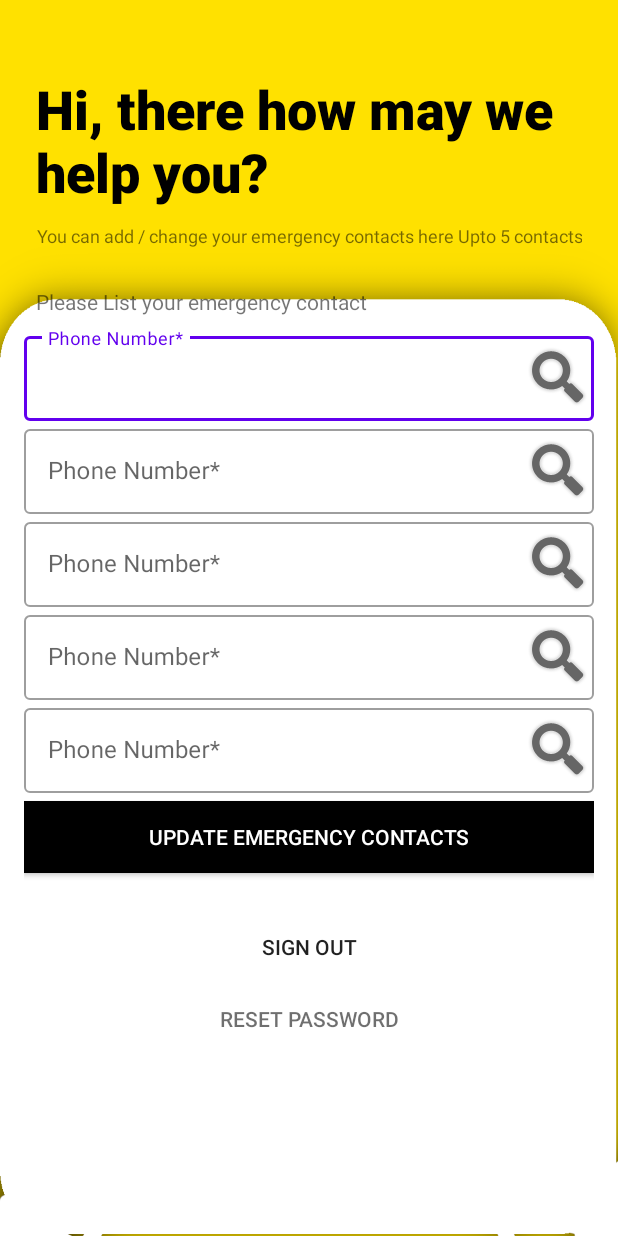
After one commit to addhyanmalhotra/WEC_Task_AlarmSystem, an Android app: the SettingsActivity screen opened directly, with no data from a screen before it, on a phone screen of 412 x 824 dp. The commit adds this screen. Run offline under Robolectric (Android 15) with nearby library versions, the phone set to English and light mode, and no system bars.

Commit message:
Material Card UI Implimented Minor Bug Fixes

```diff
--- a/app/src/main/AndroidManifest.xml
+++ b/app/src/main/AndroidManifest.xml
@@ -1,11 +1,13 @@
 <?xml version="1.0" encoding="utf-8"?>
 <manifest xmlns:android="http://schemas.android.com/apk/res/android"
     package="com.r30.wec_task">
-    <uses-permission android:name="android.permission.SEND_SMS"/>
-    <uses-permission android:name="android.permission.RECEIVE_SMS"/>
+
+    <uses-permission android:name="android.permission.SEND_SMS" />
+    <uses-permission android:name="android.permission.RECEIVE_SMS" />
     <uses-permission android:name="android.permission.ACCESS_FINE_LOCATION" />
     <uses-permission android:name="android.permission. ACCESS_COARSE_LOCATION" />
-    <uses-permission android:name="android.permission.INTERNET"/>
+    <uses-permission android:name="android.permission.INTERNET" />
+
     <application
         android:allowBackup="true"
         android:icon="@mipmap/ic_launcher"
@@ -13,11 +15,13 @@
         android:roundIcon="@mipmap/ic_launcher_round"
         android:supportsRtl="true"
         android:theme="@style/AppTheme">
-        <activity android:name=".SosActivity"></activity>
+        <activity android:name=".SettingsActivity"></activity>
+        <activity android:name=".SosActivity" />
         <activity android:name=".SignUpActivity" />
         <activity android:name=".MainActivity">
             <intent-filter>
                 <action android:name="android.intent.action.MAIN" />
+
                 <category android:name="android.intent.category.LAUNCHER" />
             </intent-filter>
         </activity>
--- /dev/null
+++ b/app/src/main/java/com/r30/wec_task/SettingsActivity.java
@@ -0,0 +1,14 @@
+package com.r30.wec_task;
+
+import androidx.appcompat.app.AppCompatActivity;
+
+import android.os.Bundle;
+
+public class SettingsActivity extends AppCompatActivity {
+
+    @Override
+    protected void onCreate(Bundle savedInstanceState) {
+        super.onCreate(savedInstanceState);
+        setContentView(R.layout.activity_settings);
+    }
+}
--- a/app/src/main/res/drawable/bg_login.xml
+++ b/app/src/main/res/drawable/bg_login.xml
@@ -2,7 +2,9 @@
 <shape xmlns:android="http://schemas.android.com/apk/res/android">
     <gradient
         android:angle="270"
-        android:startColor="#FFD600"
-        android:endColor="#FFAA00"
+        android:centerY="45%"
+        android:startColor="#FFB700"
+        android:centerColor="#FFF"
+        android:endColor="#FFf"
         />
 </shape>
--- a/app/src/main/res/layout/activity_main.xml
+++ b/app/src/main/res/layout/activity_main.xml
@@ -6,7 +6,7 @@
     android:layout_height="match_parent"
     tools:context=".MainActivity"
     android:orientation="vertical"
-    android:background="@drawable/bg_login"
+    android:background="@drawable/bg2"
     android:padding="20dp">
 
     <ImageView
--- /dev/null
+++ b/app/src/main/res/layout/activity_settings.xml
@@ -0,0 +1,177 @@
+<?xml version="1.0" encoding="utf-8"?>
+<LinearLayout xmlns:android="http://schemas.android.com/apk/res/android"
+    xmlns:app="http://schemas.android.com/apk/res-auto"
+    xmlns:tools="http://schemas.android.com/tools"
+    android:layout_width="match_parent"
+    android:layout_height="match_parent"
+    tools:context=".SettingsActivity"
+    android:background="@drawable/bg2"
+    android:orientation="vertical"
+    android:layout_gravity="center"
+    >
+
+    <TextView
+        android:id="@+id/textView"
+        android:layout_width="wrap_content"
+        android:layout_height="wrap_content"
+        android:layout_marginStart="24dp"
+        android:layout_marginTop="48dp"
+        android:layout_marginEnd="12dp"
+        android:textColor="#000"
+        android:fontFamily="sans-serif-black"
+        android:text="Hi, there how may we help you?"
+        android:textSize="36sp"
+        app:layout_constraintEnd_toEndOf="parent"
+        app:layout_constraintStart_toStartOf="parent"
+        app:layout_constraintTop_toTopOf="parent" />
+
+    <TextView
+        android:id="@+id/tv2"
+        android:layout_width="wrap_content"
+        android:layout_height="wrap_content"
+        android:layout_marginTop="10dp"
+        android:textSize="12sp"
+        android:layout_gravity="center"
+        android:text="You can add / change your emergency contacts here Upto 5 contacts"
+        app:layout_constraintEnd_toEndOf="parent"
+        app:layout_constraintStart_toStartOf="parent"
+        android:textAlignment="center"
+        app:layout_constraintTop_toBottomOf="@+id/textView" />
+
+    <ScrollView
+        android:id="@+id/scrollView2"
+        android:layout_width="match_parent"
+        android:layout_height="wrap_content"
+        android:fillViewport="true"
+        android:layout_marginTop="8dp"
+        app:layout_constraintBottom_toBottomOf="parent"
+        app:layout_constraintTop_toBottomOf="@+id/tv2">
+
+        <LinearLayout
+            android:layout_width="match_parent"
+            android:layout_height="wrap_content"
+            android:layout_marginTop="10dp"
+            android:layout_marginLeft="16dp"
+            android:layout_marginRight="16dp"
+            android:layout_marginBottom="20dp"
+            android:orientation="vertical">
+
+            <TextView
+                android:layout_width="wrap_content"
+                android:layout_height="wrap_content"
+
+                android:layout_margin="8dp"
+                android:text="Please List your emergency contact"
+                android:textSize="14sp" />
+
+            <com.google.android.material.textfield.TextInputLayout
+                android:id="@+id/ePhoneTF1"
+                style="@style/Widget.MaterialComponents.TextInputLayout.OutlinedBox"
+                android:layout_width="match_parent"
+                android:layout_height="wrap_content"
+                android:hint="Phone Number*"
+                app:endIconDrawable="@android:drawable/ic_search_category_default"
+                app:endIconMode="custom">
+
+                <com.google.android.material.textfield.TextInputEditText
+                    android:id="@+id/EmergencyphoneNo1"
+                    android:layout_width="match_parent"
+                    android:layout_height="wrap_content"
+                    android:inputType="phone" />
+            </com.google.android.material.textfield.TextInputLayout>
+
+            <com.google.android.material.textfield.TextInputLayout
+                android:id="@+id/ePhoneTF2"
+                style="@style/Widget.MaterialComponents.TextInputLayout.OutlinedBox"
+                android:layout_width="match_parent"
+                android:layout_height="wrap_content"
+                android:hint="Phone Number*"
+                app:endIconDrawable="@android:drawable/ic_search_category_default"
+                app:endIconMode="custom">
+
+                <com.google.android.material.textfield.TextInputEditText
+                    android:id="@+id/EmergencyphoneNo2"
+                    android:layout_width="match_parent"
+                    android:layout_height="wrap_content"
+                    android:inputType="phone" />
+            </com.google.android.material.textfield.TextInputLayout>
+
+            <com.google.android.material.textfield.TextInputLayout
+                android:id="@+id/ePhoneTF3"
+                style="@style/Widget.MaterialComponents.TextInputLayout.OutlinedBox"
+                android:layout_width="match_parent"
+                android:layout_height="wrap_content"
+                android:hint="Phone Number*"
+                app:endIconDrawable="@android:drawable/ic_search_category_default"
+                app:endIconMode="custom">
+
+                <com.google.android.material.textfield.TextInputEditText
+                    android:id="@+id/EmergencyphoneNo3"
+                    android:layout_width="match_parent"
+                    android:layout_height="wrap_content"
+                    android:inputType="phone" />
+            </com.google.android.material.textfield.TextInputLayout>
+
+            <com.google.android.material.textfield.TextInputLayout
+                android:id="@+id/ePhoneTF4"
+                style="@style/Widget.MaterialComponents.TextInputLayout.OutlinedBox"
+                android:layout_width="match_parent"
+                android:layout_height="wrap_content"
+                android:hint="Phone Number*"
+                app:endIconDrawable="@android:drawable/ic_search_category_default"
+                app:endIconMode="custom">
+
+                <com.google.android.material.textfield.TextInputEditText
+                    android:id="@+id/EmergencyphoneNo4"
+                    android:layout_width="match_parent"
+                    android:layout_height="wrap_content"
+                    android:inputType="phone" />
+            </com.google.android.material.textfield.TextInputLayout>
+
+            <com.google.android.material.textfield.TextInputLayout
+                android:id="@+id/ePhoneTF5"
+                style="@style/Widget.MaterialComponents.TextInputLayout.OutlinedBox"
+                android:layout_width="match_parent"
+                android:layout_height="wrap_content"
+                android:hint="Phone Number*"
+                app:endIconDrawable="@android:drawable/ic_search_category_default"
+                app:endIconMode="custom">
+
+                <com.google.android.material.textfield.TextInputEditText
+                    android:id="@+id/EmergencyphoneNo5"
+                    android:layout_width="match_parent"
+                    android:layout_height="wrap_content"
+                    android:inputType="phone" />
+            </com.google.android.material.textfield.TextInputLayout>
+
+            <Button
+                android:id="@+id/signUpBtn2"
+                android:layout_width="match_parent"
+                android:layout_height="wrap_content"
+                android:layout_marginTop="5dp"
+                android:layout_marginBottom="5dp"
+                android:background="#000000"
+                android:text="Update Emergency Contacts"
+                android:textColor="#fff" />
+        </LinearLayout>
+    </ScrollView>
+
+    <Button
+    style="@style/Widget.AppCompat.Button.Borderless"
+    android:layout_width="wrap_content"
+    android:layout_height="wrap_content"
+    android:text="sign out"
+    android:layout_gravity="center"
+    app:layout_constraintBottom_toBottomOf="parent"
+    app:layout_constraintEnd_toEndOf="parent"
+    app:layout_constraintStart_toStartOf="parent"
+    app:layout_constraintTop_toBottomOf="@+id/scrollView2" />
+    <Button
+        style="@style/Widget.AppCompat.Button.Borderless"
+        android:layout_width="wrap_content"
+        android:layout_height="wrap_content"
+        android:textColor="@color/common_google_signin_btn_text_light_default"
+        android:text="Reset Password"
+        android:layout_gravity="center"
+         />
+</LinearLayout>
--- a/app/src/main/res/layout/activity_sign_up.xml
+++ b/app/src/main/res/layout/activity_sign_up.xml
@@ -6,8 +6,8 @@
     android:layout_height="match_parent"
     tools:context=".SignUpActivity"
     android:orientation="vertical"
-    android:background="@drawable/bg_login"
-    android:padding="20dp">
+    android:background="@drawable/bg2"
+    android:padding="16dp">
 
     <ImageView
         android:id="@+id/logo_image"
@@ -17,6 +17,7 @@
         android:scaleType="centerCrop"
         android:src="@drawable/logo" />
     <TextView
+        android:layout_marginTop="10dp"
         android:id="@+id/logo_name"
         android:layout_width="wrap_content"
         android:layout_height="wrap_content"
```
Also changed, not shown: app/src/main/res/drawable/bg2.png (added).
